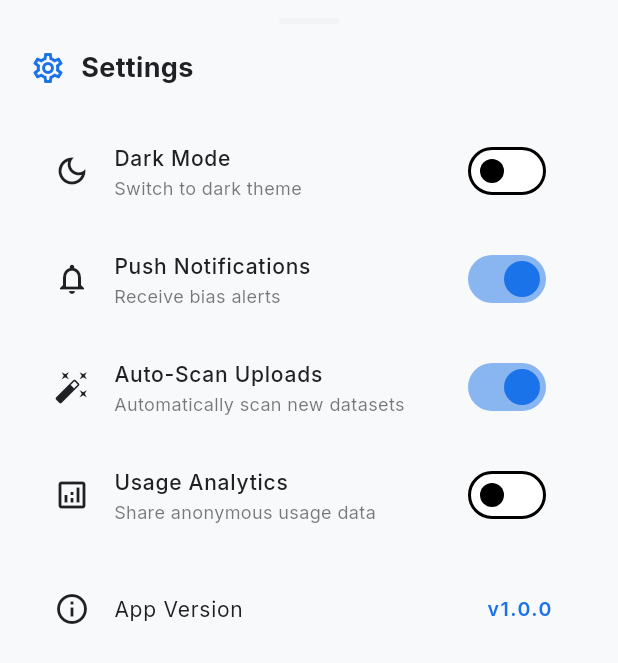
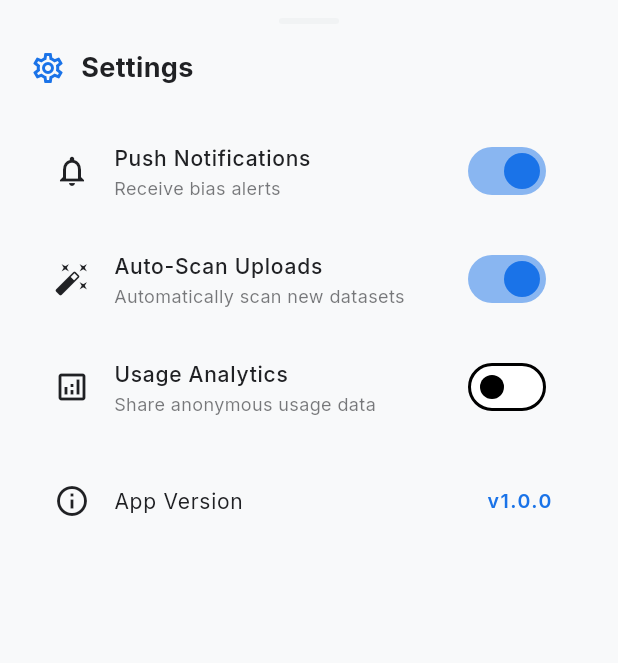
Before and after one commit to GALAXYAI01/visora-ai, a Flutter app: the _SettingsSheet widget shown alone on an empty page, opened directly, on a phone screen of 412 x 824 dp. Shown: the top 663 px of the screen. Run offline on Flutter 3.47's test engine with Material 3 defaults, Android fonts, the light colour scheme and no system bars; our stand-ins replace dio, file_picker, flutter_animate, flutter_dotenv, flutter_riverpod, go_router and 5 more; missing offline and left inert: dart:js_interop, encrypt; accounts and stored records are empty.

Commit message:
Remove dark mode option from settings

```diff
--- a/lib/widgets/profile_drawer.dart
+++ b/lib/widgets/profile_drawer.dart
@@ -277,13 +277,6 @@ class _SettingsSheet extends ConsumerWidget {
           ]),
           const SizedBox(height: 20),
           SwitchListTile(
-            secondary: const Icon(Icons.dark_mode_outlined),
-            title: Text('Dark Mode', style: GoogleFonts.inter(fontSize: 14, fontWeight: FontWeight.w500, color: cs.onSurface)),
-            subtitle: Text('Switch to dark theme', style: GoogleFonts.inter(fontSize: 12, color: cs.onSurface.withValues(alpha: 0.6))),
-            value: s.isDark, onChanged: (v) => n.toggleDarkMode(v),
-            activeColor: cs.primary,
-          ),
-          SwitchListTile(
             secondary: const Icon(Icons.notifications_outlined),
             title: Text('Push Notifications', style: GoogleFonts.inter(fontSize: 14, fontWeight: FontWeight.w500, color: cs.onSurface)),
             subtitle: Text('Receive bias alerts', style: GoogleFonts.inter(fontSize: 12, color: cs.onSurface.withValues(alpha: 0.6))),
```
Also changed, not shown: 1 other file.
